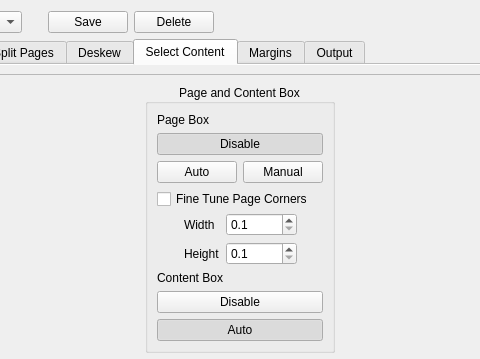
Above: src/app/DefaultParamsDialog.ui from 2ndmax/scantailor-ocr before the change; both pictures show x 89 to 569 and y 0 to 359 of the 657 by 555 pixel window. Below: the same form after it.
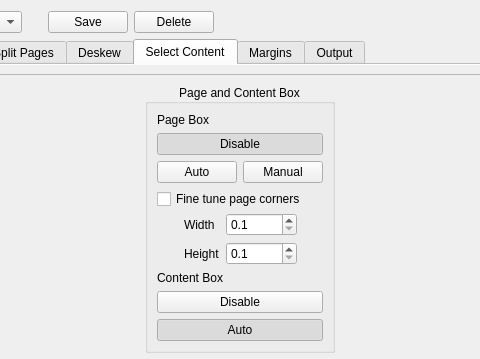
That is the form after the change. The open tabs and pages were chosen to show the change. Icons and pictures are not drawn. Custom widgets are drawn as their Qt base class.

```diff
--- a/src/app/DefaultParamsDialog.ui
+++ b/src/app/DefaultParamsDialog.ui
@@ -883,7 +883,7 @@
                     <string>Shift with corners while they are in black. </string>
                    </property>
                    <property name="text">
-                    <string>Fine Tune Page Corners</string>
+                    <string>Fine tune page corners</string>
                    </property>
                   </widget>
                  </item>
```
Left out of the diff: 4 changed lines with no effect on the pictures.
